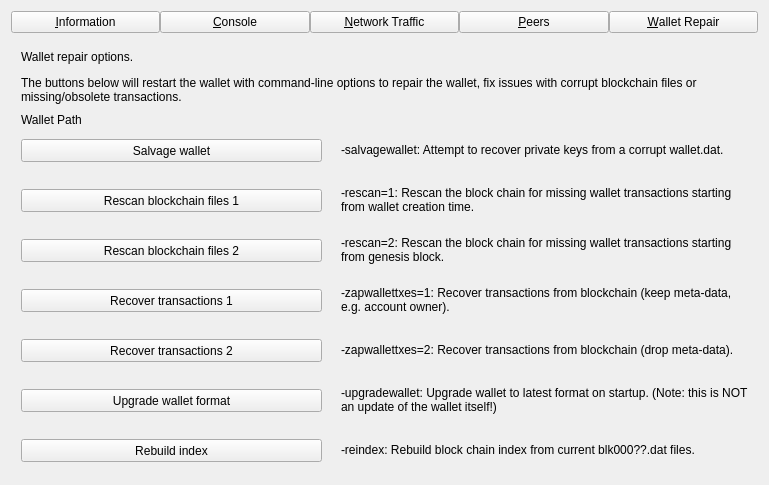
The window that src/qt/forms/debugwindow.ui (piratecash/pirate) describes before a commit, drawn with Qt 5.
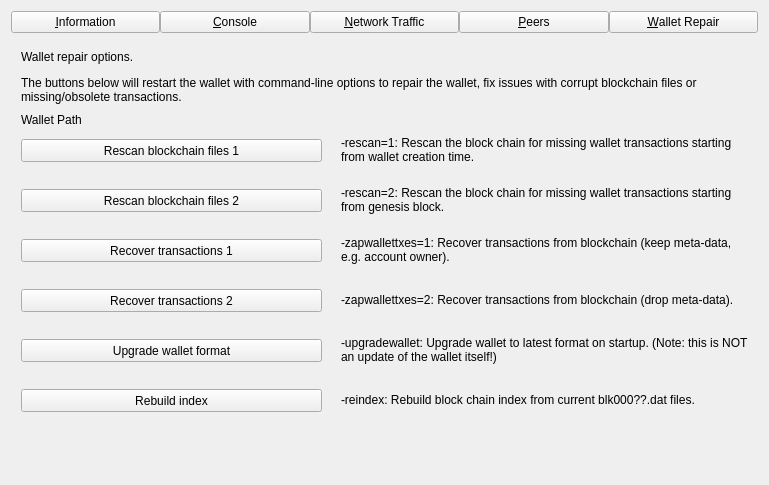
The same window after the commit. The open tabs and pages were chosen to show the change. Custom widgets are drawn as their Qt base class.

Commit message: qt: drop salvage wallet from user interface

```diff
--- a/src/qt/forms/debugwindow.ui
+++ b/src/qt/forms/debugwindow.ui
@@ -1385,30 +1385,11 @@
       </layout>
      </widget>
      <widget class="QWidget" name="pageRepair">
-      <widget class="QPushButton" name="btn_salvagewallet">
-       <property name="geometry">
-        <rect>
-         <x>10</x>
-         <y>100</y>
-         <width>301</width>
-         <height>23</height>
-        </rect>
-       </property>
-       <property name="minimumSize">
-        <size>
-         <width>180</width>
-         <height>23</height>
-        </size>
-       </property>
-       <property name="text">
-        <string>Salvage wallet</string>
-       </property>
-      </widget>
       <widget class="QPushButton" name="btn_rescan1">
        <property name="geometry">
         <rect>
          <x>10</x>
-         <y>150</y>
+         <y>100</y>
          <width>301</width>
          <height>23</height>
         </rect>
@@ -1427,7 +1408,7 @@
        <property name="geometry">
         <rect>
          <x>10</x>
-         <y>200</y>
+         <y>150</y>
          <width>301</width>
          <height>23</height>
         </rect>
@@ -1446,7 +1427,7 @@
        <property name="geometry">
         <rect>
          <x>10</x>
-         <y>250</y>
+         <y>200</y>
          <width>301</width>
          <height>23</height>
         </rect>
@@ -1465,7 +1446,7 @@
        <property name="geometry">
         <rect>
          <x>10</x>
-         <y>300</y>
+         <y>250</y>
          <width>301</width>
          <height>23</height>
         </rect>
@@ -1484,7 +1465,7 @@
        <property name="geometry">
         <rect>
          <x>10</x>
-         <y>350</y>
+         <y>300</y>
          <width>301</width>
          <height>23</height>
         </rect>
@@ -1515,27 +1496,11 @@
         <bool>true</bool>
        </property>
       </widget>
-      <widget class="QLabel" name="label_repair_salvage">
-       <property name="geometry">
-        <rect>
-         <x>330</x>
-         <y>90</y>
-         <width>411</width>
-         <height>41</height>
-        </rect>
-       </property>
-       <property name="text">
-        <string>-salvagewallet: Attempt to recover private keys from a corrupt wallet.dat.</string>
-       </property>
-       <property name="wordWrap">
-        <bool>true</bool>
-       </property>
-      </widget>
       <widget class="QLabel" name="label_repair_rescan1">
        <property name="geometry">
         <rect>
          <x>330</x>
-         <y>140</y>
+         <y>90</y>
          <width>411</width>
          <height>41</height>
         </rect>
@@ -1551,7 +1516,7 @@
        <property name="geometry">
         <rect>
          <x>330</x>
-         <y>190</y>
+         <y>140</y>
          <width>411</width>
          <height>41</height>
         </rect>
@@ -1567,7 +1532,7 @@
        <property name="geometry">
         <rect>
          <x>330</x>
-         <y>240</y>
+         <y>190</y>
          <width>411</width>
          <height>41</height>
         </rect>
@@ -1583,7 +1548,7 @@
        <property name="geometry">
         <rect>
          <x>330</x>
-         <y>290</y>
+         <y>240</y>
          <width>411</width>
          <height>41</height>
         </rect>
@@ -1599,7 +1564,7 @@
        <property name="geometry">
         <rect>
          <x>330</x>
-         <y>340</y>
+         <y>290</y>
          <width>411</width>
          <height>41</height>
         </rect>
@@ -1631,7 +1596,7 @@
        <property name="geometry">
         <rect>
          <x>10</x>
-         <y>400</y>
+         <y>350</y>
          <width>301</width>
          <height>23</height>
         </rect>
@@ -1644,7 +1609,7 @@
        <property name="geometry">
         <rect>
          <x>330</x>
-         <y>390</y>
+         <y>340</y>
          <width>411</width>
          <height>41</height>
         </rect>
```
The commit also changes 2 other files.
